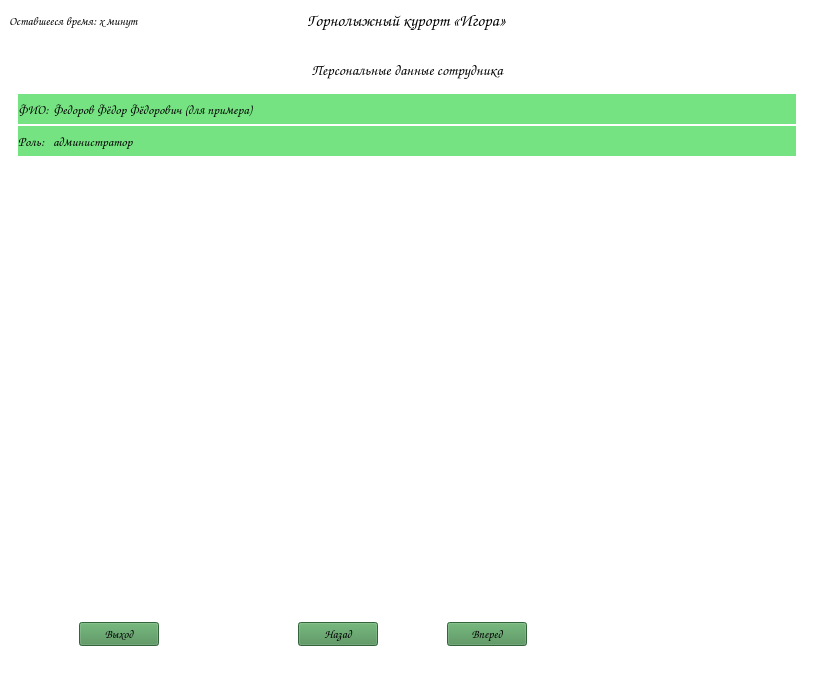
Above: main.ui from ssmlnsk/Practic before the change. Below: the same form after it.
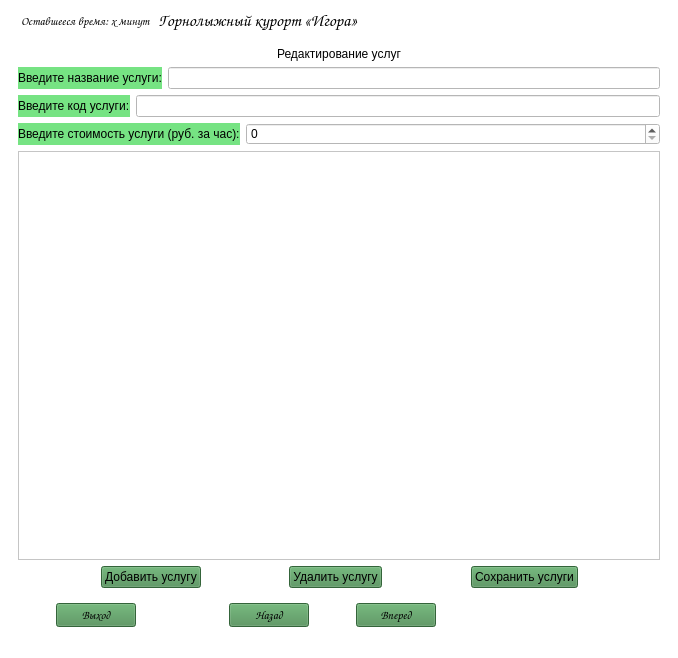
That is the form after the change. The open tabs and pages were chosen to show the change. Icons and pictures are not drawn.

Commit message: доделал формочки.ui

The edit to the form file:
```diff
--- a/main.ui
+++ b/main.ui
@@ -6,8 +6,8 @@
    <rect>
     <x>0</x>
     <y>0</y>
-    <width>814</width>
-    <height>677</height>
+    <width>678</width>
+    <height>658</height>
    </rect>
   </property>
   <property name="minimumSize">
@@ -35,7 +35,13 @@
    </property>
    <layout class="QVBoxLayout" name="verticalLayout_2">
     <item>
-     <layout class="QHBoxLayout" name="horizontalLayout_2" stretch="1,4,0,3">
+     <layout class="QHBoxLayout" name="horizontalLayout_2" stretch="0,0,0,0">
+      <property name="leftMargin">
+       <number>12</number>
+      </property>
+      <property name="rightMargin">
+       <number>0</number>
+      </property>
       <item>
        <widget class="QLabel" name="lbl_timer">
         <property name="font">
@@ -114,7 +120,7 @@
         <widget class="QWidget" name="page">
          <layout class="QVBoxLayout" name="verticalLayout_3">
           <item>
-           <layout class="QVBoxLayout" name="verticalLayout_4" stretch="1,1,1,10">
+           <layout class="QVBoxLayout" name="verticalLayout_4" stretch="0,1,1,1,10">
             <property name="spacing">
              <number>2</number>
             </property>
@@ -304,10 +310,7 @@
              </layout>
             </item>
             <item>
-             <layout class="QHBoxLayout" name="horizontalLayout_7" stretch="0,0,0">
-              <property name="sizeConstraint">
-               <enum>QLayout::SetMinimumSize</enum>
-              </property>
+             <layout class="QHBoxLayout" name="horizontalLayout_7" stretch="1,2,1">
               <item>
                <spacer name="horizontalSpacer_4">
                 <property name="orientation">
@@ -322,62 +325,32 @@
                </spacer>
               </item>
               <item>
-               <layout class="QVBoxLayout" name="verticalLayout_5" stretch="0,0,0">
-                <item>
-                 <spacer name="verticalSpacer">
-                  <property name="orientation">
-                   <enum>Qt::Vertical</enum>
-                  </property>
-                  <property name="sizeHint" stdset="0">
-                   <size>
-                    <width>20</width>
-                    <height>40</height>
-                   </size>
-                  </property>
-                 </spacer>
-                </item>
-                <item>
-                 <widget class="QLabel" name="lbl_photo">
-                  <property name="sizePolicy">
-                   <sizepolicy hsizetype="Maximum" vsizetype="Preferred">
-                    <horstretch>0</horstretch>
-                    <verstretch>0</verstretch>
-                   </sizepolicy>
-                  </property>
-                  <property name="text">
-                   <string/>
-                  </property>
-                  <property name="textFormat">
-                   <enum>Qt::AutoText</enum>
-                  </property>
-                  <property name="pixmap">
-                   <pixmap>img/Федоров.jpeg</pixmap>
-                  </property>
-                  <property name="scaledContents">
-                   <bool>true</bool>
-                  </property>
-                  <property name="alignment">
-                   <set>Qt::AlignCenter</set>
-                  </property>
-                  <property name="wordWrap">
-                   <bool>false</bool>
-                  </property>
-                 </widget>
-                </item>
-                <item>
-                 <spacer name="verticalSpacer_2">
-                  <property name="orientation">
-                   <enum>Qt::Vertical</enum>
-                  </property>
-                  <property name="sizeHint" stdset="0">
-                   <size>
-                    <width>20</width>
-                    <height>40</height>
-                   </size>
-                  </property>
-                 </spacer>
-                </item>
-               </layout>
+               <widget class="QLabel" name="lbl_photo">
+                <property name="sizePolicy">
+                 <sizepolicy hsizetype="Minimum" vsizetype="Minimum">
+                  <horstretch>0</horstretch>
+                  <verstretch>0</verstretch>
+                 </sizepolicy>
+                </property>
+                <property name="text">
+                 <string/>
+                </property>
+                <property name="textFormat">
+                 <enum>Qt::AutoText</enum>
+                </property>
+                <property name="pixmap">
+                 <pixmap>img/Миронов.jpeg</pixmap>
+                </property>
+                <property name="scaledContents">
+                 <bool>true</bool>
+                </property>
+                <property name="alignment">
+                 <set>Qt::AlignJustify|Qt::AlignVCenter</set>
+                </property>
+                <property name="wordWrap">
+                 <bool>false</bool>
+                </property>
+               </widget>
               </item>
               <item>
                <spacer name="horizontalSpacer_5">
@@ -974,12 +947,183 @@
           </item>
          </layout>
         </widget>
+        <widget class="QWidget" name="page_6_for_admin">
+         <layout class="QVBoxLayout" name="verticalLayout_14">
+          <item>
+           <layout class="QHBoxLayout" name="horizontalLayout_17">
+            <item>
+             <widget class="QLabel" name="label_14">
+              <property name="styleSheet">
+               <string notr="true">font: 11pt &quot;Comic Sans MS&quot;;</string>
+              </property>
+              <property name="text">
+               <string>Редактирование услуг</string>
+              </property>
+              <property name="alignment">
+               <set>Qt::AlignCenter</set>
+              </property>
+             </widget>
+            </item>
+           </layout>
+          </item>
+          <item>
+           <layout class="QVBoxLayout" name="verticalLayout_5">
+            <item>
+             <layout class="QHBoxLayout" name="horizontalLayout_18" stretch="0,100">
+              <item>
+               <widget class="QLabel" name="label_15">
+                <property name="styleSheet">
+                 <string notr="true">background-color: rgb(118, 227, 131);
+font: 9pt &quot;Comic Sans MS&quot;;</string>
+                </property>
+                <property name="text">
+                 <string>Введите название услуги:</string>
+                </property>
+               </widget>
+              </item>
+              <item>
+               <widget class="QLineEdit" name="edit_title_serv"/>
+              </item>
+             </layout>
+            </item>
+            <item>
+             <layout class="QHBoxLayout" name="horizontalLayout_20" stretch="0,100">
+              <item>
+               <widget class="QLabel" name="label_17">
+                <property name="styleSheet">
+                 <string notr="true">background-color: rgb(118, 227, 131);
+font: 9pt &quot;Comic Sans MS&quot;;</string>
+                </property>
+                <property name="text">
+                 <string>Введите код услуги:</string>
+                </property>
+               </widget>
+              </item>
+              <item>
+               <widget class="QLineEdit" name="edit_code_serv"/>
+              </item>
+             </layout>
+            </item>
+            <item>
+             <layout class="QHBoxLayout" name="horizontalLayout_19" stretch="0,100">
+              <item>
+               <widget class="QLabel" name="label_18">
+                <property name="styleSheet">
+                 <string notr="true">background-color: rgb(118, 227, 131);
+font: 9pt &quot;Comic Sans MS&quot;;</string>
+                </property>
+                <property name="text">
+                 <string>Введите стоимость услуги (руб. за час):</string>
+                </property>
+               </widget>
+              </item>
+              <item>
+               <widget class="QSpinBox" name="spin_cost"/>
+              </item>
+             </layout>
+            </item>
+           </layout>
+          </item>
+          <item>
+           <widget class="QTableWidget" name="table_serv"/>
+          </item>
+          <item>
+           <layout class="QHBoxLayout" name="horizontalLayout_21">
+            <item>
+             <spacer name="horizontalSpacer_13">
+              <property name="orientation">
+               <enum>Qt::Horizontal</enum>
+              </property>
+              <property name="sizeHint" stdset="0">
+               <size>
+                <width>40</width>
+                <height>20</height>
+               </size>
+              </property>
+             </spacer>
+            </item>
+            <item>
+             <widget class="QPushButton" name="btn_new_serv">
+              <property name="styleSheet">
+               <string notr="true">background-color: rgb(73, 140, 81);
+font: 9pt &quot;Comic Sans MS&quot;;</string>
+              </property>
+              <property name="text">
+               <string>Добавить услугу</string>
+              </property>
+             </widget>
+            </item>
+            <item>
+             <spacer name="horizontalSpacer_14">
+              <property name="orientation">
+               <enum>Qt::Horizontal</enum>
+              </property>
+              <property name="sizeHint" stdset="0">
+               <size>
+                <width>40</width>
+                <height>20</height>
+               </size>
+              </property>
+             </spacer>
+            </item>
+            <item>
+             <widget class="QPushButton" name="btn_delete_serv">
+              <property name="styleSheet">
+               <string notr="true">background-color: rgb(73, 140, 81);
+font: 9pt &quot;Comic Sans MS&quot;;</string>
+              </property>
+              <property name="text">
+               <string>Удалить услугу</string>
+              </property>
+             </widget>
+            </item>
+            <item>
+             <spacer name="horizontalSpacer_15">
+              <property name="orientation">
+               <enum>Qt::Horizontal</enum>
+              </property>
+              <property name="sizeHint" stdset="0">
+               <size>
+                <width>40</width>
+                <height>20</height>
+               </size>
+              </property>
+             </spacer>
+            </item>
+            <item>
+             <widget class="QPushButton" name="btn_save_serv">
+              <property name="styleSheet">
+               <string notr="true">background-color: rgb(73, 140, 81);
+font: 9pt &quot;Comic Sans MS&quot;;</string>
+              </property>
+              <property name="text">
+               <string>Сохранить услуги</string>
+              </property>
+             </widget>
+            </item>
+            <item>
+             <spacer name="horizontalSpacer_16">
+              <property name="orientation">
+               <enum>Qt::Horizontal</enum>
+              </property>
+              <property name="sizeHint" stdset="0">
+               <size>
+                <width>40</width>
+                <height>20</height>
+               </size>
+              </property>
+             </spacer>
+            </item>
+           </layout>
+          </item>
+         </layout>
+        </widget>
        </widget>
       </item>
      </layout>
     </item>
     <item>
-     <layout class="QHBoxLayout" name="horizontalLayout" stretch="1,1,2,1,1,1,4">
+     <layout class="QHBoxLayout" name="horizontalLayout" stretch="1,1,2,1,1,1,5">
       <property name="spacing">
        <number>0</number>
       </property>
```
Left out of the diff: 78 changed lines with no effect on the pictures. The commit also changes 1 other file.
